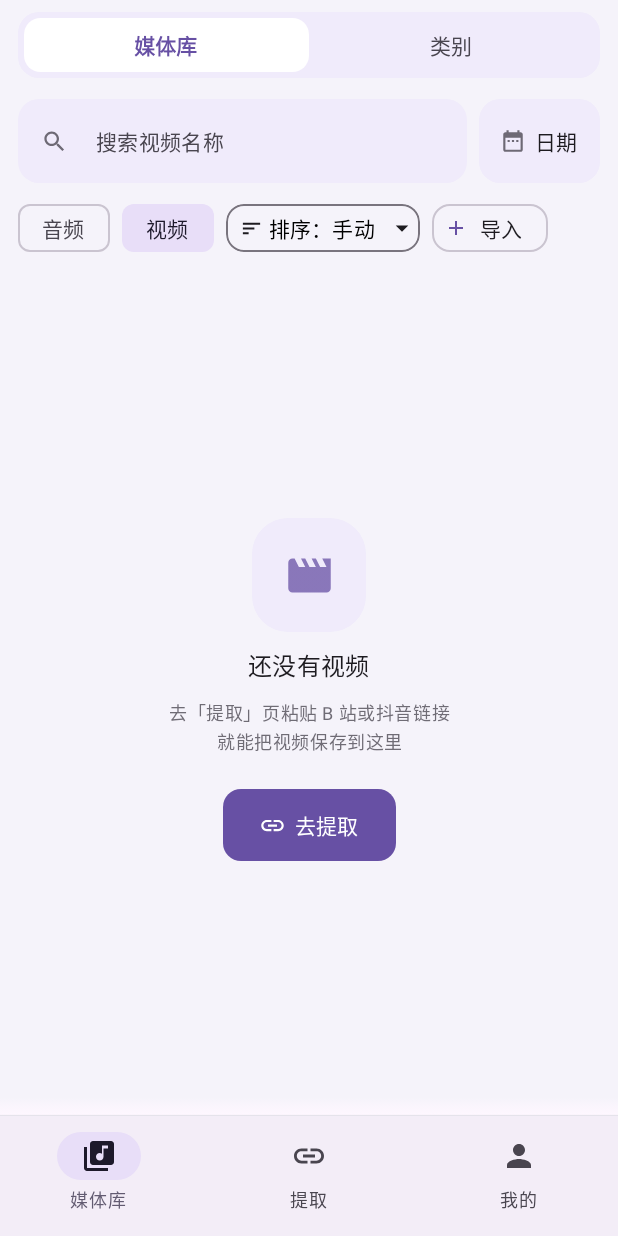
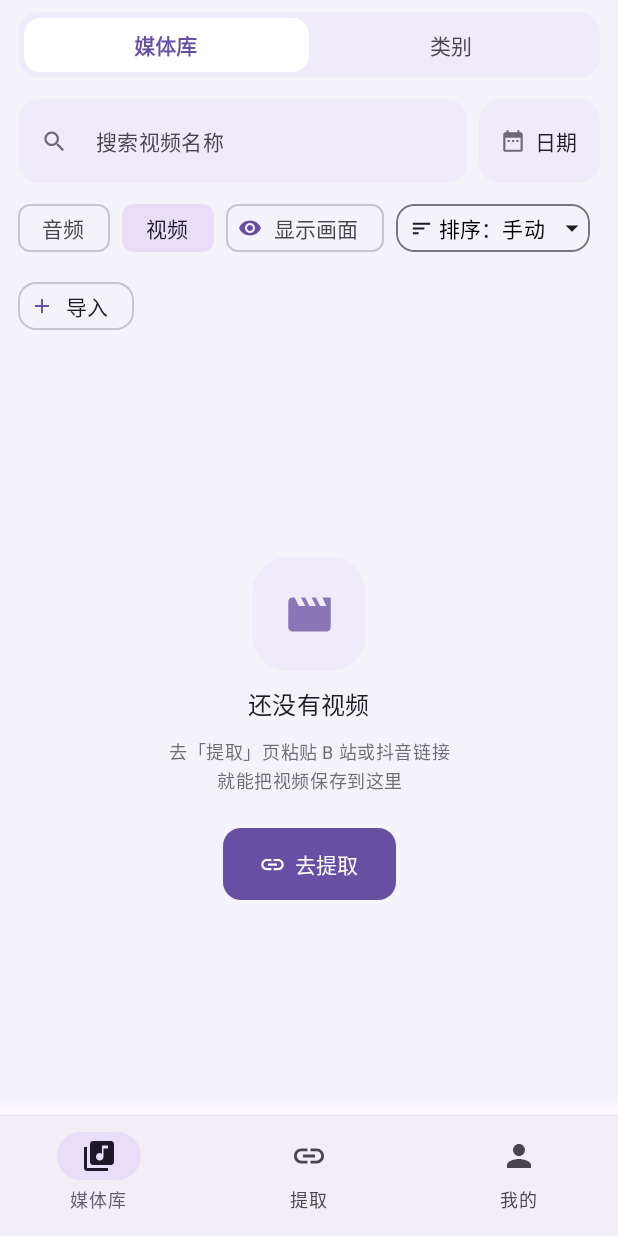
Before and after one commit to luckyrichor/GetMedia, an Android app built with Jetpack Compose: the screen it shows after launch (MainActivity), after a tap on "视频", on a phone screen of 412 x 824 dp. Run offline under Robolectric (Android 15) with nearby library versions, the phone set to English and light mode, and no system bars; our stand-ins replace Room's generated code; pictures from the network do not load; 8 statements that could not run were skipped.

Commit message:
导入视频 + 视频画面全局显示开关（0.1.20）
- 导入支持视频：文件选择器放行 audio/* 与 video/*，按文件内容检测是否有
  视频轨（MediaMetadataRetriever HAS_VIDEO），视频落 video 目录 .mp4 后缀、
  mediaType=VIDEO；importId 纳入类型，同一内容当音频/视频导入互不冲突。
  导入文案由「首音频」改为「个」，兼容音视频。
- 新增全局「显示/不显示画面」开关（VideoDisplayPrefs，SharedPreferences +
  StateFlow 持久化，默认显示）。媒体库「视频」tab 工具栏出现开关 chip；
  关闭后 QueueBar 不再展开视频画面（VideoPlaybackPanel），只出声不出画面，
  跨页面/跨软件切回也保持。MainActivity 启动时 init。
- 版本号 0.1.19 → 0.1.20（versionCode 21）。
- 新增 VideoDisplayPrefsTest 覆盖默认值/关闭持久化/重新打开。

```diff
--- a/android/app/src/main/java/com/getmedia/app/MainActivity.kt
+++ b/android/app/src/main/java/com/getmedia/app/MainActivity.kt
@@ -57,6 +57,7 @@ class MainActivity : ComponentActivity() {
     override fun onCreate(savedInstanceState: Bundle?) {
         super.onCreate(savedInstanceState)
         com.getmedia.app.data.repo.BackgroundStore.init(this)
+        com.getmedia.app.data.repo.VideoDisplayPrefs.init(this)
         setContent {
             GetMediaTheme {
                 val background by com.getmedia.app.data.repo.BackgroundStore.state.collectAsState()
--- /dev/null
+++ b/android/app/src/main/java/com/getmedia/app/data/repo/VideoDisplayPrefs.kt
@@ -0,0 +1,37 @@
+package com.getmedia.app.data.repo
+
+import android.content.Context
+import kotlinx.coroutines.flow.MutableStateFlow
+import kotlinx.coroutines.flow.StateFlow
+
+/**
+ * 视频画面是否显示的全局偏好。
+ *
+ * 用户可能只想听视频里的声音、不想看画面。这个开关是**全局**的：一旦设为「不显示」，
+ * 无论从哪个页面进来、还是从别的软件切回，视频都只出声不出画面，直到再次打开。
+ *
+ * 只影响画面渲染，不影响声音与播放进度。默认显示（[DEFAULT_SHOW] = true）。
+ */
+object VideoDisplayPrefs {
+    private const val PREFS = "video-display"
+    private const val KEY_SHOW = "show_video"
+
+    /** 默认显示画面。 */
+    const val DEFAULT_SHOW = true
+
+    private val _showVideo = MutableStateFlow(DEFAULT_SHOW)
+    val showVideo: StateFlow<Boolean> = _showVideo
+
+    private fun prefs(context: Context) =
+        context.applicationContext.getSharedPreferences(PREFS, Context.MODE_PRIVATE)
+
+    /** 启动时读一次持久化值；没存过时用默认值（显示）。 */
+    fun init(context: Context) {
+        _showVideo.value = prefs(context).getBoolean(KEY_SHOW, DEFAULT_SHOW)
+    }
+
+    fun setShowVideo(context: Context, show: Boolean) {
+        prefs(context).edit().putBoolean(KEY_SHOW, show).apply()
+        _showVideo.value = show
+    }
+}
--- a/android/app/src/main/java/com/getmedia/app/ui/screen/LibraryScreenV2.kt
+++ b/android/app/src/main/java/com/getmedia/app/ui/screen/LibraryScreenV2.kt
@@ -240,6 +240,8 @@ internal fun LibraryToolbar(
     onPickField: (SortField) -> Unit,
     onImport: () -> Unit,
     onCancelTimer: () -> Unit,
+    videoDisplayEnabled: Boolean = true,
+    onToggleVideoDisplay: () -> Unit = {},
 ) {
     Column(Modifier.fillMaxWidth().padding(horizontal = 12.dp)) {
         // 定时状态单独一行，绝不和排序抢宽度。
@@ -298,6 +300,29 @@ internal fun LibraryToolbar(
                     )
                 }
             }
+            // 视频 tab 专属：显示 / 不显示画面的全局开关。关掉后只出声不出画面。
+            if (kind == MediaKind.VIDEO) {
+                Box(Modifier.heightIn(min = 48.dp), contentAlignment = Alignment.Center) {
+                    FilterChip(
+                        selected = !videoDisplayEnabled,
+                        onClick = onToggleVideoDisplay,
+                        label = {
+                            Text(
+                                if (videoDisplayEnabled) "显示画面" else "不显示画面",
+                                style = MaterialTheme.typography.labelLarge,
+                            )
+                        },
+                        leadingIcon = {
+                            Icon(
+                                if (videoDisplayEnabled) Icons.Default.Visibility else Icons.Default.VisibilityOff,
+                                null,
+                                Modifier.size(16.dp),
+                            )
+                        },
+                        modifier = Modifier.testTag(LibraryToolbarTags.VIDEO_DISPLAY),
+                    )
+                }
+            }
             // 排序：主体点一下翻转正/倒序，右侧小箭头点开字段下拉（手动才能长按拖动）。
             SortChip(
                 field = sortField,
@@ -305,7 +330,7 @@ internal fun LibraryToolbar(
                 onToggleDirection = onToggleDirection,
                 onPickField = onPickField,
             )
-            // 导入本地音频：把系统文件选择器里选中的音频复制进库。
+            // 导入本地媒体：把系统文件选择器里选中的音频或视频复制进库。
             // 外面包一层 48dp 高的盒子，和排序控件同高、居中对齐（FlowRow 行内没有 itemVerticalAlignment）。
             Box(Modifier.heightIn(min = 48.dp), contentAlignment = Alignment.Center) {
                 AssistChip(
@@ -328,6 +353,7 @@ internal object LibraryToolbarTags {
     const val SORT = "library-sort"
     const val SORT_MENU = "library-sort-menu"
     const val IMPORT = "library-import"
+    const val VIDEO_DISPLAY = "library-video-display"
     fun kind(kind: MediaKind): String = "library-kind-${kind.name}"
     fun option(field: SortField): String = "sort-option-${field.name}"
 }
@@ -382,6 +408,7 @@ fun LibraryScreenV2(openCategories: Boolean = false, onGoExtract: () -> Unit = {
     var selectedCategories by remember { mutableStateOf(setOf<Long>()) }
     val endMs = endTimeMs?.plus(59_999L)
     val mode by PlayerHolder.mode.collectAsState()
+    val videoDisplayEnabled by com.getmedia.app.data.repo.VideoDisplayPrefs.showVideo.collectAsState()
     val timer = timerStatus()
     LaunchedEffect(Unit) { playlistRepo.ensureDefault() }
     val allTracks by db.trackDao().allWithTimeRange(query, startMs, endMs).collectAsState(initial = emptyList())
@@ -417,8 +444,8 @@ fun LibraryScreenV2(openCategories: Boolean = false, onGoExtract: () -> Unit = {
         if (uris.isEmpty()) return@rememberLauncherForActivityResult
         scope.launch {
             importing = true
-            runCatching { DiagnosticsStore.operation("导入本地音频") { trackRepo.importAudio(uris).getOrThrow() } }
-                .onSuccess { notice = if (it == 0) "没有新增音频（都已在库中）" else "已导入 $it 首音频" }
+            runCatching { DiagnosticsStore.operation("导入本地媒体") { trackRepo.importAudio(uris).getOrThrow() } }
+                .onSuccess { notice = if (it == 0) "没有新增（都已在库中）" else "已导入 $it 个" }
                 .onFailure { notice = it.message ?: "导入失败" }
             importing = false
         }
@@ -579,8 +606,13 @@ fun LibraryScreenV2(openCategories: Boolean = false, onGoExtract: () -> Unit = {
                         sortAsc = f.defaultAsc
                         notice = "排序：" + f.describe(sortAsc)
                     },
-                    onImport = { importLauncher.launch(arrayOf("audio/*")) },
+                    onImport = { importLauncher.launch(arrayOf("audio/*", "video/*")) },
                     onCancelTimer = { PlayerHolder.cancelTimer(); notice = "已取消定时播放" },
+                    videoDisplayEnabled = videoDisplayEnabled,
+                    onToggleVideoDisplay = {
+                        com.getmedia.app.data.repo.VideoDisplayPrefs.setShowVideo(context, !videoDisplayEnabled)
+                        notice = if (!videoDisplayEnabled) "已开启视频画面" else "已关闭视频画面（只播声音）"
+                    },
                 )
                 if (startMs != null || endTimeMs != null) {
                     AreaButton(onClick = { startMs = null; endTimeMs = null }) { Text("${startMs?.let { displayDateTime(it) } ?: "不限"} ~ ${endTimeMs?.let { displayDateTime(it) } ?: "不限"} ×") }
--- a/android/app/src/main/java/com/getmedia/app/ui/screen/QueueBar.kt
+++ b/android/app/src/main/java/com/getmedia/app/ui/screen/QueueBar.kt
@@ -42,13 +42,15 @@ fun QueueBar() {
     var showVideo by remember { mutableStateOf(false) }
     val current = queue.getOrNull(index)?.track
     val isVideo = current?.mediaType == MediaKind.VIDEO.name
+    // 全局「显示画面」开关：关闭时即使选中视频也不出画面，只有声音。
+    val videoDisplayEnabled by com.getmedia.app.data.repo.VideoDisplayPrefs.showVideo.collectAsState()
     LaunchedEffect(current?.id) { showVideo = isVideo }
     if (queue.isNotEmpty()) {
         Column {
-            if (isVideo && showVideo) VideoPlaybackPanel { showVideo = false }
+            if (isVideo && showVideo && videoDisplayEnabled) VideoPlaybackPanel { showVideo = false }
             HorizontalDivider()
             Row(Modifier.fillMaxWidth().height(88.dp).padding(start = 16.dp, end = 4.dp), verticalAlignment = Alignment.CenterVertically) {
-                Column(Modifier.weight(1f).padding(end = 8.dp).clickable(enabled = isVideo) { showVideo = true }) {
+                Column(Modifier.weight(1f).padding(end = 8.dp).clickable(enabled = isVideo && videoDisplayEnabled) { showVideo = true }) {
                     Text(queue.getOrNull(index)?.track?.title ?: queue.first().track.title,
                         style = MaterialTheme.typography.titleSmall, maxLines = 1, overflow = TextOverflow.Ellipsis)
                     key(queue.getOrNull(index)?.track?.id) {
```
Also changed, not shown: android/app/build.gradle.kts (+4 -4 lines), android/app/src/main/java/com/getmedia/app/data/repo/TrackRepository.kt (+29 -11 lines), 1 other file.
